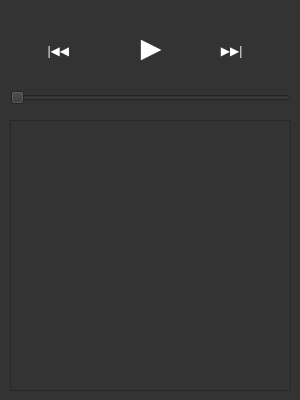
Before: the Qt Designer form mainwindow.ui in flxw/scplay, drawn with Qt 5.
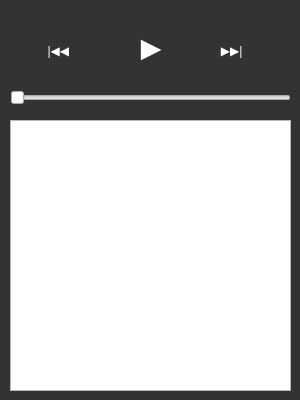
After: the same form once the commit is applied.

Patch:
```diff
--- a/mainwindow.ui
+++ b/mainwindow.ui
@@ -14,7 +14,7 @@
    <string>scplayer</string>
   </property>
   <property name="styleSheet">
-   <string notr="true">* {
+   <string notr="true">#centralWidget {
 	background-color: #333;
 	color: #fff;
 }
@@ -22,6 +22,7 @@
 #playPauseButton,
 #prevButton,
 #nextButton {
+	color: #fff;
 	border-style: solid;
 	border-width:0px;
 	background-color: rgba(255,72,0,.8);
```
